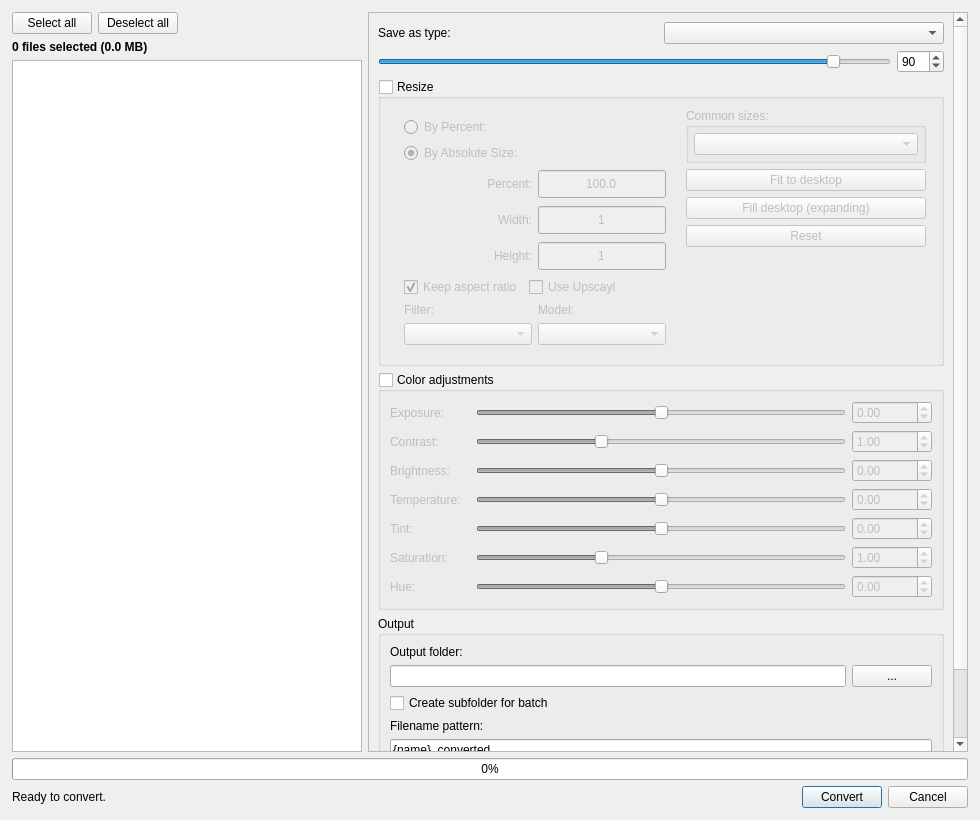
hadoooooouken/qimgv-plus, file qimgv/gui/dialogs/batchconverterdialog.ui: the form before one commit.
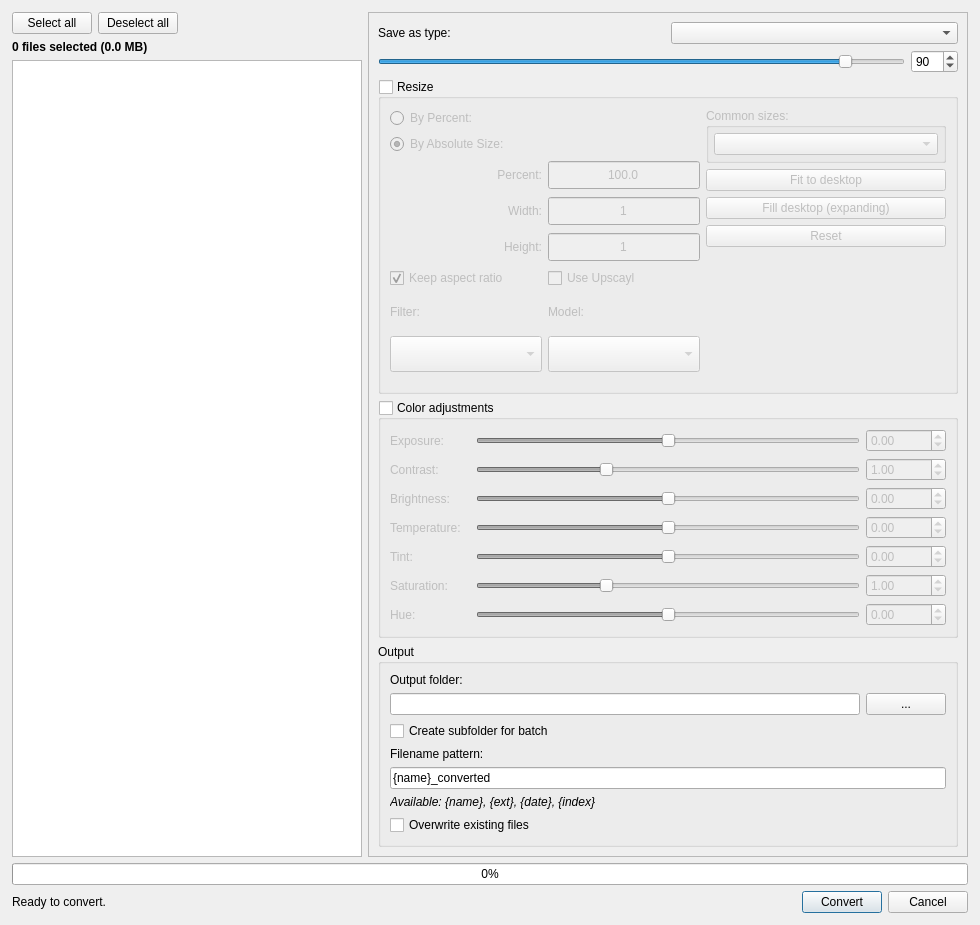
The form after the commit.

Commit message: bc ui upd

```diff
--- a/qimgv/gui/dialogs/batchconverterdialog.ui
+++ b/qimgv/gui/dialogs/batchconverterdialog.ui
@@ -7,7 +7,7 @@
     <x>0</x>
     <y>0</y>
     <width>980</width>
-    <height>820</height>
+    <height>925</height>
    </rect>
   </property>
   <property name="windowTitle">
@@ -104,8 +104,8 @@
          <rect>
           <x>0</x>
           <y>0</y>
-          <width>588</width>
-          <height>934</height>
+          <width>598</width>
+          <height>835</height>
          </rect>
         </property>
         <layout class="QVBoxLayout" name="verticalLayoutScroll">
@@ -171,30 +171,9 @@
             <item>
              <layout class="QHBoxLayout" name="resListLayout">
               <item>
-               <widget class="QWidget" name="resWidget" native="true">
-                <property name="maximumSize">
-                 <size>
-                  <width>280</width>
-                  <height>16777215</height>
-                 </size>
-                </property>
-                <layout class="QVBoxLayout" name="verticalLayout_3">
-                 <item>
-                  <layout class="QVBoxLayout" name="verticalLayout_6">
-                   <property name="topMargin">
-                    <number>0</number>
-                   </property>
-                   <property name="rightMargin">
-                    <number>0</number>
-                   </property>
+               <layout class="QVBoxLayout" name="verticalLayoutLeftColumn">
                    <item>
                     <widget class="QRadioButton" name="byPercentage">
-                     <property name="sizePolicy">
-                      <sizepolicy hsizetype="Minimum" vsizetype="Minimum">
-                       <horstretch>0</horstretch>
-                       <verstretch>0</verstretch>
-                      </sizepolicy>
-                     </property>
                      <property name="text">
                       <string>By Percent:</string>
                      </property>
@@ -205,12 +184,6 @@
                    </item>
                    <item>
                     <widget class="QRadioButton" name="byAbsoluteSize">
-                     <property name="sizePolicy">
-                      <sizepolicy hsizetype="Minimum" vsizetype="Minimum">
-                       <horstretch>0</horstretch>
-                       <verstretch>0</verstretch>
-                      </sizepolicy>
-                     </property>
                      <property name="text">
                       <string>By Absolute Size:</string>
                      </property>
@@ -219,20 +192,10 @@
                      </property>
                     </widget>
                    </item>
-                  </layout>
-                 </item>
                  <item>
-                  <layout class="QGridLayout" name="resGridLayout">
+                 <layout class="QGridLayout" name="resGridLayoutSimplified">
                    <item row="0" column="0">
                     <widget class="QLabel" name="labelPercent">
-                     <property name="font">
-                      <font>
-                       <italic>false</italic>
-                      </font>
-                     </property>
-                     <property name="layoutDirection">
-                      <enum>Qt::LayoutDirection::LeftToRight</enum>
-                     </property>
                      <property name="text">
                       <string>Percent:</string>
                      </property>
@@ -241,19 +204,42 @@
                      </property>
                     </widget>
                    </item>
+                  <item row="0" column="1">
+                   <widget class="QDoubleSpinBox" name="percent">
+                    <property name="enabled">
+                     <bool>false</bool>
+                    </property>
+                    <property name="minimumSize">
+                     <size>
+                      <width>0</width>
+                      <height>30</height>
+                     </size>
+                    </property>
+                    <property name="alignment">
+                     <set>Qt::AlignmentFlag::AlignCenter</set>
+                    </property>
+                    <property name="buttonSymbols">
+                     <enum>QAbstractSpinBox::ButtonSymbols::NoButtons</enum>
+                    </property>
+                    <property name="decimals">
+                     <number>1</number>
+                    </property>
+                    <property name="minimum">
+                     <double>1.000000000000000</double>
+                    </property>
+                    <property name="maximum">
+                     <double>1600.000000000000000</double>
+                    </property>
+                    <property name="singleStep">
+                     <double>1.000000000000000</double>
+                    </property>
+                    <property name="value">
+                     <double>100.000000000000000</double>
+                    </property>
+                   </widget>
+                  </item>
                    <item row="1" column="0">
                     <widget class="QLabel" name="labelWidth">
-                     <property name="sizePolicy">
-                      <sizepolicy hsizetype="Preferred" vsizetype="Preferred">
-                       <horstretch>0</horstretch>
-                       <verstretch>0</verstretch>
-                      </sizepolicy>
-                     </property>
-                     <property name="font">
-                      <font>
-                       <italic>false</italic>
-                      </font>
-                     </property>
                      <property name="text">
                       <string>Width:</string>
                      </property>
@@ -262,54 +248,11 @@
                      </property>
                     </widget>
                    </item>
-                   <item row="2" column="1">
-                    <widget class="QSpinBox" name="height">
-                     <property name="enabled">
-                      <bool>false</bool>
-                     </property>
-                     <property name="sizePolicy">
-                      <sizepolicy hsizetype="Preferred" vsizetype="Minimum">
-                       <horstretch>0</horstretch>
-                       <verstretch>0</verstretch>
-                      </sizepolicy>
-                     </property>
-                     <property name="minimumSize">
-                      <size>
-                       <width>0</width>
-                       <height>30</height>
-                      </size>
-                     </property>
-                     <property name="alignment">
-                      <set>Qt::AlignmentFlag::AlignCenter</set>
-                     </property>
-                     <property name="readOnly">
-                      <bool>false</bool>
-                     </property>
-                     <property name="buttonSymbols">
-                      <enum>QAbstractSpinBox::ButtonSymbols::NoButtons</enum>
-                     </property>
-                     <property name="keyboardTracking">
-                      <bool>true</bool>
-                     </property>
-                     <property name="minimum">
-                      <number>1</number>
-                     </property>
-                     <property name="maximum">
-                      <number>65535</number>
-                     </property>
-                    </widget>
-                   </item>
                    <item row="1" column="1">
                     <widget class="QSpinBox" name="width">
                      <property name="enabled">
                       <bool>false</bool>
                      </property>
-                     <property name="sizePolicy">
-                      <sizepolicy hsizetype="Preferred" vsizetype="Minimum">
-                       <horstretch>0</horstretch>
-                       <verstretch>0</verstretch>
-                      </sizepolicy>
-                     </property>
                      <property name="minimumSize">
                       <size>
                        <width>0</width>
@@ -335,11 +278,6 @@
                    </item>
                    <item row="2" column="0">
                     <widget class="QLabel" name="labelHeight">
-                     <property name="font">
-                      <font>
-                       <italic>false</italic>
-                      </font>
-                     </property>
                      <property name="text">
                       <string>Height:</string>
                      </property>
@@ -348,17 +286,11 @@
                      </property>
                     </widget>
                    </item>
-                   <item row="0" column="1">
-                    <widget class="QDoubleSpinBox" name="percent">
+                  <item row="2" column="1">
+                   <widget class="QSpinBox" name="height">
                      <property name="enabled">
                       <bool>false</bool>
                      </property>
-                     <property name="sizePolicy">
-                      <sizepolicy hsizetype="Preferred" vsizetype="Minimum">
-                       <horstretch>0</horstretch>
-                       <verstretch>0</verstretch>
-                      </sizepolicy>
-                     </property>
                      <property name="minimumSize">
                       <size>
                        <width>0</width>
@@ -368,29 +300,14 @@
                      <property name="alignment">
                       <set>Qt::AlignmentFlag::AlignCenter</set>
                      </property>
-                     <property name="readOnly">
-                      <bool>false</bool>
-                     </property>
                      <property name="buttonSymbols">
                       <enum>QAbstractSpinBox::ButtonSymbols::NoButtons</enum>
                      </property>
-                     <property name="decimals">
-                      <number>1</number>
-                     </property>
                      <property name="minimum">
-                      <double>1.000000000000000</double>
+                     <number>1</number>
                      </property>
                      <property name="maximum">
-                      <double>1600.000000000000000</double>
-                     </property>
-                     <property name="singleStep">
-                      <double>1.000000000000000</double>
-                     </property>
-                     <property name="stepType">
-                      <enum>QAbstractSpinBox::StepType::AdaptiveDecimalStepType</enum>
-                     </property>
-                     <property name="value">
-                      <double>100.000000000000000</double>
+                     <number>65535</number>
                      </property>
                     </widget>
                    </item>
@@ -400,12 +317,6 @@
                   <layout class="QHBoxLayout" name="horizontalLayoutCheckBoxes">
                    <item>
                     <widget class="QCheckBox" name="keepAspectRatio">
-                     <property name="minimumSize">
-                      <size>
-                       <width>0</width>
-                       <height>0</height>
-                      </size>
-                     </property>
                      <property name="text">
                       <string>Keep aspect ratio</string>
                      </property>
@@ -421,37 +332,8 @@
                      </property>
                     </widget>
                    </item>
-                   <item>
-                    <spacer name="horizontalSpacer_CheckBoxes">
-                     <property name="orientation">
-                      <enum>Qt::Orientation::Horizontal</enum>
-                     </property>
-                     <property name="sizeHint" stdset="0">
-                      <size>
-                       <width>40</width>
-                       <height>20</height>
-                      </size>
-                     </property>
-                    </spacer>
-                   </item>
-                  </layout>
-                 </item>
-                 <item>
-                  <spacer name="verticalSpacer_ResizeLeft">
-                   <property name="orientation">
-                    <enum>Qt::Orientation::Vertical</enum>
-                   </property>
-                   <property name="sizeType">
-                    <enum>QSizePolicy::Policy::Maximum</enum>
-                   </property>
-                   <property name="sizeHint" stdset="0">
-                    <size>
-                     <width>20</width>
-                     <height>10</height>
-                    </size>
-                   </property>
-                  </spacer>
-                 </item>
+                 </layout>
+                </item>
                  <item>
                   <layout class="QHBoxLayout" name="horizontalLayoutFiltersAndModels">
                    <item>
@@ -498,8 +380,23 @@
                    </item>
                   </layout>
                  </item>
-                </layout>
-               </widget>
+                <item>
+                 <spacer name="verticalSpacer_ResizeLeft">
+                  <property name="orientation">
+                   <enum>Qt::Orientation::Vertical</enum>
+                  </property>
+                  <property name="sizeType">
+                   <enum>QSizePolicy::Policy::Maximum</enum>
+                  </property>
+                  <property name="sizeHint" stdset="0">
+                   <size>
+                    <width>20</width>
+                    <height>10</height>
+                   </size>
+                  </property>
+                 </spacer>
+                </item>
+               </layout>
               </item>
               <item>
                <layout class="QVBoxLayout" name="verticalLayout_ResizeRight">
@@ -1111,19 +1008,6 @@
            </layout>
           </widget>
          </item>
-         <item>
-          <spacer name="verticalSpacer">
-           <property name="orientation">
-            <enum>Qt::Orientation::Vertical</enum>
-           </property>
-           <property name="sizeHint" stdset="0">
-            <size>
-             <width>20</width>
-             <height>20</height>
-            </size>
-           </property>
-          </spacer>
-         </item>
         </layout>
        </widget>
       </widget>
```
Left out of the diff: 7 changed lines with no effect on the pictures. Lines whose indentation alone changed are shown as unchanged.
